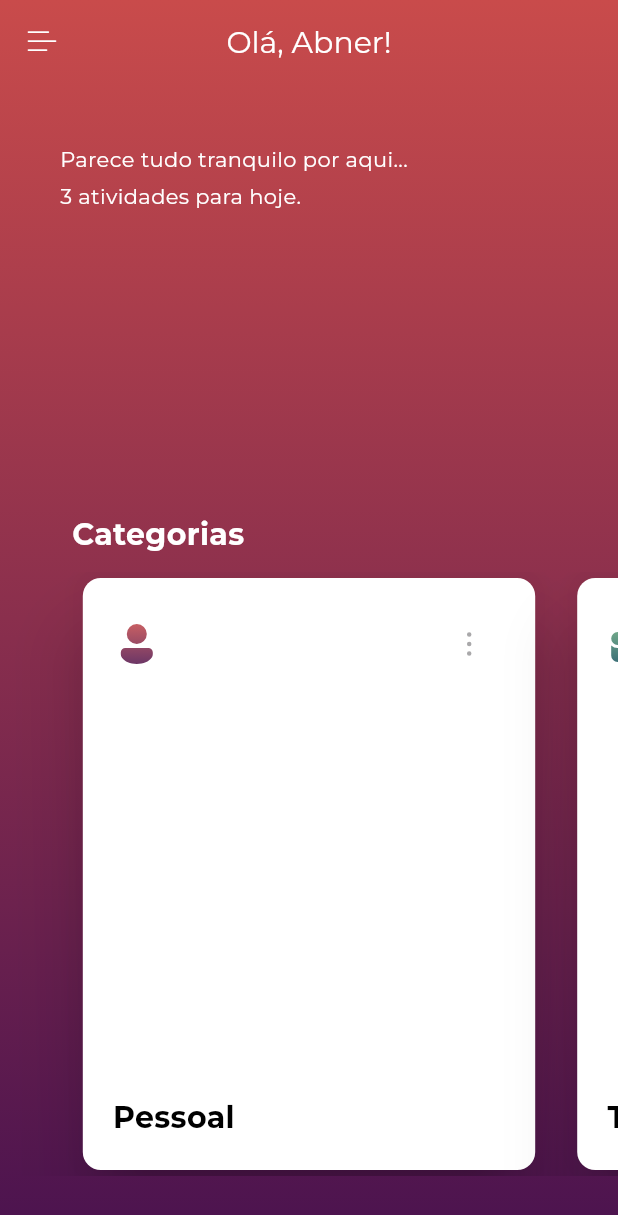
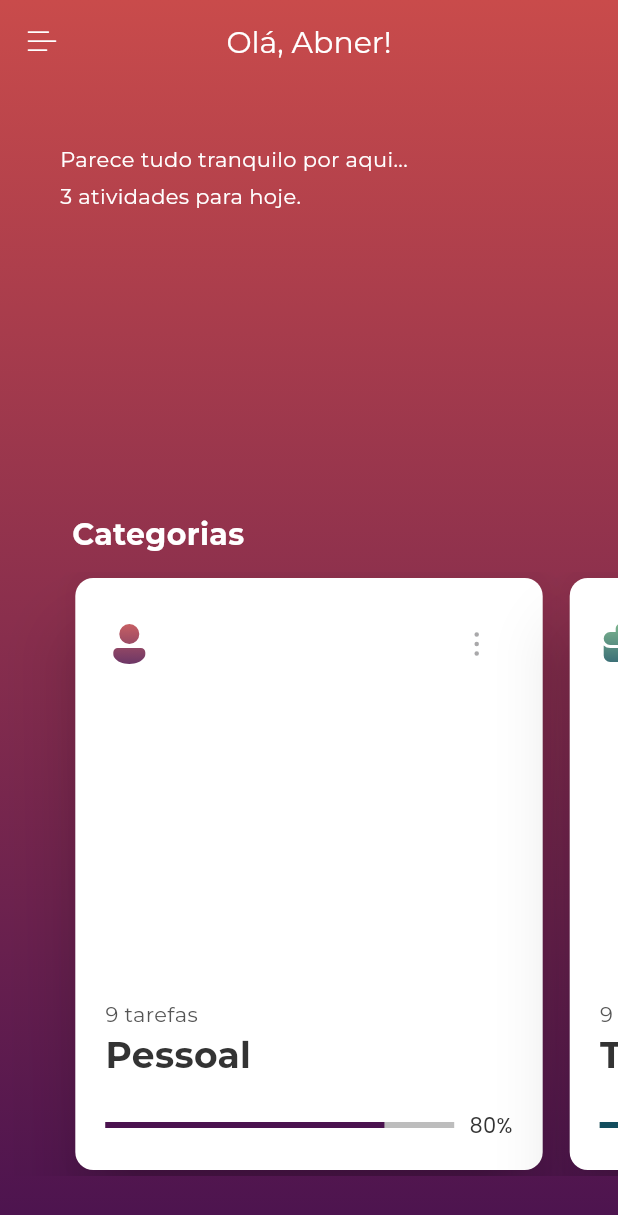
Before and after one commit to abnerjs/bc_dio_trilhaapp, a Flutter app: the HomePageMain screen opened by its route, on a phone screen of 412 x 824 dp. Shown: the top 1215 px of the screen. Run offline on Flutter 3.47's test engine with Material 2 defaults, Android fonts, the phone set to English and light mode, and no system bars; drawn by our look-alikes of flutter_zoom_drawer; our stand-ins replace fluentui_system_icons, google_fonts, mask_text_input_formatter, multi_select_flutter.

Commit message:
card detail page init

```diff
--- a/lib/main.dart
+++ b/lib/main.dart
@@ -1,5 +1,6 @@
 import 'package:flutter/material.dart';
 import 'package:google_fonts/google_fonts.dart';
+import 'package:todoapp/pages/home/category/card_detail.dart';
 import 'package:todoapp/pages/home/home_main.dart';
 import 'package:todoapp/pages/login.dart';
 import 'package:todoapp/pages/profile/profile_main.dart';
@@ -37,6 +38,7 @@ class MyApp extends StatelessWidget {
         '/profile': (context) => const ProfilePageMain(title: 'Perfil'),
         '/settings': (context) =>
             const SettingsPageMain(title: 'Configurações'),
+        '/card-detail': (context) => const CardDetail(),
       },
     );
   }
--- /dev/null
+++ b/lib/model/card_data.dart
@@ -0,0 +1,9 @@
+import 'package:flutter/material.dart';
+
+class CardData {
+  final String label;
+  final IconData icon;
+  final List<Color> colors;
+
+  CardData(this.label, this.icon, this.colors);
+}
--- a/lib/pages/home/home.dart
+++ b/lib/pages/home/home.dart
@@ -1,8 +1,12 @@
+import 'dart:math';
+
 import 'package:fluentui_system_icons/fluentui_system_icons.dart';
 import 'package:flutter/material.dart';
 import 'package:google_fonts/google_fonts.dart';
-import 'package:scroll_snap_list/scroll_snap_list.dart';
+import 'package:todoapp/repository/card_data.dart';
 import 'package:todoapp/widgets/menu.dart';
+
+import '../../model/card_data.dart';
 
 class HomePage extends StatefulWidget {
   const HomePage({super.key, required this.title});
@@ -13,29 +17,15 @@ class HomePage extends StatefulWidget {
   State<HomePage> createState() => _HomePageState();
 }
 
-class CardData {
-  final String label;
-  final IconData icon;
-  final List<Color> colors;
+class _HomePageState extends State<HomePage> {
+  var dataRepository = CardDataRepository();
+  List<CardData> data = [];
 
-  CardData(this.label, this.icon, this.colors);
+  @override
+  void initState() {
+    super.initState();
+    data = dataRepository.data;
   }
-
-class _HomePageState extends State<HomePage> {
-  List<CardData> data = [
-    CardData("Pessoal", FluentIcons.person_32_filled, [
-      const Color(0xFF4b134f),
-      const Color(0xFFc94b4b),
-    ]),
-    CardData("Trabalho", FluentIcons.briefcase_32_filled, [
-      const Color(0xFF134E5E),
-      const Color(0xFF71B280),
-    ]),
-    CardData("Estudos", FluentIcons.book_default_28_filled, [
-      const Color(0xFF16222A),
-      const Color(0xFF3A6073),
-    ]),
-  ];
 
   var _activeIndex = 0;
 
@@ -140,7 +130,16 @@ class _HomePageState extends State<HomePage> {
 
   Widget _buildCarouselItem(BuildContext context, int aux, int itemIndex) {
     return Padding(
-      padding: const EdgeInsets.symmetric(horizontal: 10.0),
+      padding: const EdgeInsets.symmetric(horizontal: 5.0),
+      child: InkWell(
+        overlayColor: MaterialStateProperty.all(Colors.transparent),
+        onTap: () => Navigator.pushNamed(
+          context,
+          '/card-detail',
+          arguments: data[itemIndex],
+        ),
+        child: Hero(
+          tag: data[itemIndex].label,
           child: Card(
             elevation: 20,
             color: Colors.white,
@@ -174,18 +173,52 @@ class _HomePageState extends State<HomePage> {
                     ],
                   ),
                   const Spacer(),
+                  const Text(
+                    '9 tarefas',
+                    style: TextStyle(
+                      fontSize: 14,
+                      color: Color(0xFF555555),
+                    ),
+                  ),
                   Text(
                     data[itemIndex].label,
                     style: const TextStyle(
-                  fontSize: 20,
+                      fontSize: 24,
                       fontWeight: FontWeight.bold,
-                  color: Colors.black,
+                      color: Color(0xFF333333),
+                    ),
+                  ),
+                  Container(
+                    margin: const EdgeInsets.only(top: 20),
+                    child: Row(
+                      children: [
+                        Expanded(
+                          child: LinearProgressIndicator(
+                            value: 8 / 10,
+                            backgroundColor: Colors.grey[400],
+                            color: data[itemIndex].colors[0],
+                          ),
+                        ),
+                        Container(
+                          margin: const EdgeInsets.only(left: 10),
+                          child: Text(
+                            '80%',
+                            style: GoogleFonts.poppins(
+                              color: const Color(0xFF333333),
+                              fontWeight: FontWeight.w400,
+                              fontSize: 14,
+                            ),
+                          ),
+                        ),
+                      ],
                     ),
                   ),
                 ],
               ),
             ),
           ),
+        ),
+      ),
     );
   }
 }
--- a/lib/pages/home/home_main.dart
+++ b/lib/pages/home/home_main.dart
@@ -14,6 +14,12 @@ class HomePageMain extends StatefulWidget {
 
 class _HomePageMainState extends State<HomePageMain> {
   MenuItem currentItem = MenuItems.home;
+
+  @override
+  void initState() {
+    super.initState();
+    currentItem = MenuItems.home;
+  }
 
   @override
   Widget build(BuildContext context) => ZoomDrawer(
--- a/lib/pages/login.dart
+++ b/lib/pages/login.dart
@@ -1,5 +1,4 @@
 import 'package:flutter/material.dart';
-import 'package:flutter/services.dart';
 import 'package:google_fonts/google_fonts.dart';
 
 class LoginPage extends StatefulWidget {
@@ -20,7 +19,7 @@ class _LoginPageState extends State<LoginPage> {
   Widget build(BuildContext context) {
     return Scaffold(
       appBar: AppBar(
-        backgroundColor: Colors.white,
+        backgroundColor: Colors.transparent,
         automaticallyImplyLeading: false,
       ),
       body: CustomScrollView(
--- a/lib/pages/menu.dart
+++ b/lib/pages/menu.dart
@@ -90,7 +90,6 @@ class MenuPage extends StatelessWidget {
             ),
           ),
           onTap: () {
-            onSelectedItem(item);
             Navigator.pushNamed(context, item.url);
           },
         ),
--- a/lib/pages/profile/form.dart
+++ b/lib/pages/profile/form.dart
@@ -3,7 +3,6 @@ import 'package:flutter/material.dart';
 import 'package:flutter/services.dart';
 import 'package:google_fonts/google_fonts.dart';
 import 'package:intl/intl.dart';
-import 'package:multi_select_flutter/bottom_sheet/multi_select_bottom_sheet.dart';
 import 'package:multi_select_flutter/multi_select_flutter.dart';
 import 'package:todoapp/repository/technologies.dart';
 import 'package:todoapp/utils/input_mask.dart';
--- a/lib/pages/profile/profile_main.dart
+++ b/lib/pages/profile/profile_main.dart
@@ -14,6 +14,12 @@ class ProfilePageMain extends StatefulWidget {
 
 class _ProfilePageMainState extends State<ProfilePageMain> {
   MenuItem currentItem = MenuItems.perfil;
+
+  @override
+  void initState() {
+    super.initState();
+    currentItem = MenuItems.perfil;
+  }
 
   @override
   Widget build(BuildContext context) => ZoomDrawer(
--- a/lib/pages/settings/settings.dart
+++ b/lib/pages/settings/settings.dart
@@ -18,7 +18,6 @@ class _SettingsPageState extends State<SettingsPage> {
   @override
   Widget build(BuildContext context) {
     return Scaffold(
-      extendBodyBehindAppBar: true,
       appBar: AppBar(
         title: Text(
           widget.title,
--- /dev/null
+++ b/lib/repository/card_data.dart
@@ -0,0 +1,20 @@
+import 'package:fluentui_system_icons/fluentui_system_icons.dart';
+import 'package:flutter/material.dart';
+import '../model/card_data.dart';
+
+class CardDataRepository {
+  List<CardData> data = [
+    CardData("Pessoal", FluentIcons.person_32_filled, [
+      const Color(0xFF4b134f),
+      const Color(0xFFc94b4b),
+    ]),
+    CardData("Trabalho", FluentIcons.briefcase_32_filled, [
+      const Color(0xFF134E5E),
+      const Color(0xFF71B280),
+    ]),
+    CardData("Estudos", FluentIcons.book_default_28_filled, [
+      const Color(0xFF16222A),
+      const Color(0xFF3A6073),
+    ]),
+  ];
+}
--- a/pubspec.yaml
+++ b/pubspec.yaml
@@ -40,7 +40,6 @@ dependencies:
   intl: ^0.18.0
   mask_text_input_formatter: ^2.5.0
   multi_select_flutter: ^4.1.3
-  scroll_snap_list: ^0.9.1
 
 dev_dependencies:
   flutter_test:
```
Also changed, not shown: lib/pages/home/category/card_detail.dart (added, +112 -0 lines), lib/pages/settings/settings_main.dart (+7 -1 lines), pubspec.lock. Lines whose indentation alone changed are shown as unchanged.
